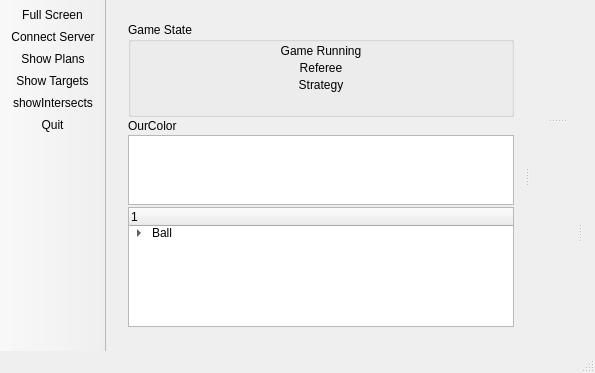
This is visualizer/mainwindow.ui in amiryanj/cyrus_ssl as Qt 5 draws it before an edit. The edited form follows.
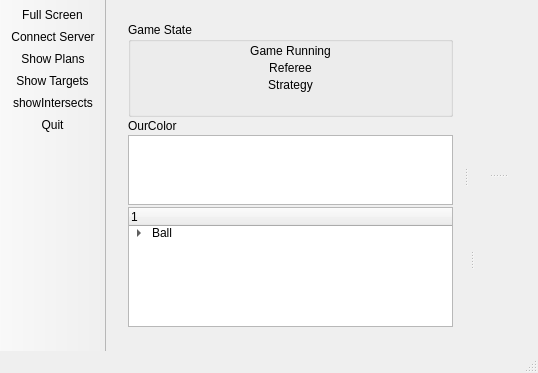
This is the edited form. Icons and pictures are not drawn.

Commit message: plot Manager Added to project In any point of the code, and on any desired variable, you can call NetworkPlotter.BuildAndSend to monitor this value on visualizer. This module has been written with minimum depenency, so it can be used in other c++ projects

```diff
--- a/visualizer/mainwindow.ui
+++ b/visualizer/mainwindow.ui
@@ -6,7 +6,7 @@
    <rect>
     <x>0</x>
     <y>0</y>
-    <width>595</width>
+    <width>538</width>
     <height>373</height>
    </rect>
   </property>
@@ -81,7 +81,7 @@
    <enum>QTabWidget::Triangular</enum>
   </property>
   <widget class="QWidget" name="centralWidget">
-   <layout class="QVBoxLayout" name="verticalLayout">
+   <layout class="QHBoxLayout" name="horizontalLayout">
     <item>
      <widget class="QSplitter" name="splitter_1">
       <property name="orientation">
@@ -265,42 +265,23 @@
         <property name="orientation">
          <enum>Qt::Horizontal</enum>
         </property>
-        <widget class="QTabWidget" name="plotContainerTabWidget">
-         <property name="sizePolicy">
-          <sizepolicy hsizetype="Preferred" vsizetype="Preferred">
-           <horstretch>0</horstretch>
-           <verstretch>0</verstretch>
-          </sizepolicy>
-         </property>
-         <property name="minimumSize">
-          <size>
-           <width>49</width>
-           <height>0</height>
-          </size>
-         </property>
-         <property name="tabPosition">
-          <enum>QTabWidget::West</enum>
-         </property>
-         <property name="tabShape">
-          <enum>QTabWidget::Triangular</enum>
-         </property>
-         <property name="currentIndex">
-          <number>-1</number>
-         </property>
-         <property name="iconSize">
-          <size>
-           <width>16</width>
-           <height>16</height>
-          </size>
-         </property>
-         <property name="tabsClosable">
-          <bool>true</bool>
-         </property>
-         <property name="movable">
-          <bool>true</bool>
-         </property>
+        <widget class="QWidget" name="plotterContainerWidget" native="true">
+         <layout class="QVBoxLayout" name="plotManagerLayout">
+          <property name="spacing">
+           <number>1</number>
+          </property>
+          <property name="margin">
+           <number>1</number>
+          </property>
+         </layout>
         </widget>
         <widget class="QWidget" name="scatterContainerWidget" native="true">
+         <property name="minimumSize">
+          <size>
+           <width>53</width>
+           <height>0</height>
+          </size>
+         </property>
          <layout class="QVBoxLayout" name="scatterLayout">
           <property name="spacing">
            <number>1</number>
```
The commit also changes 36 other files.
